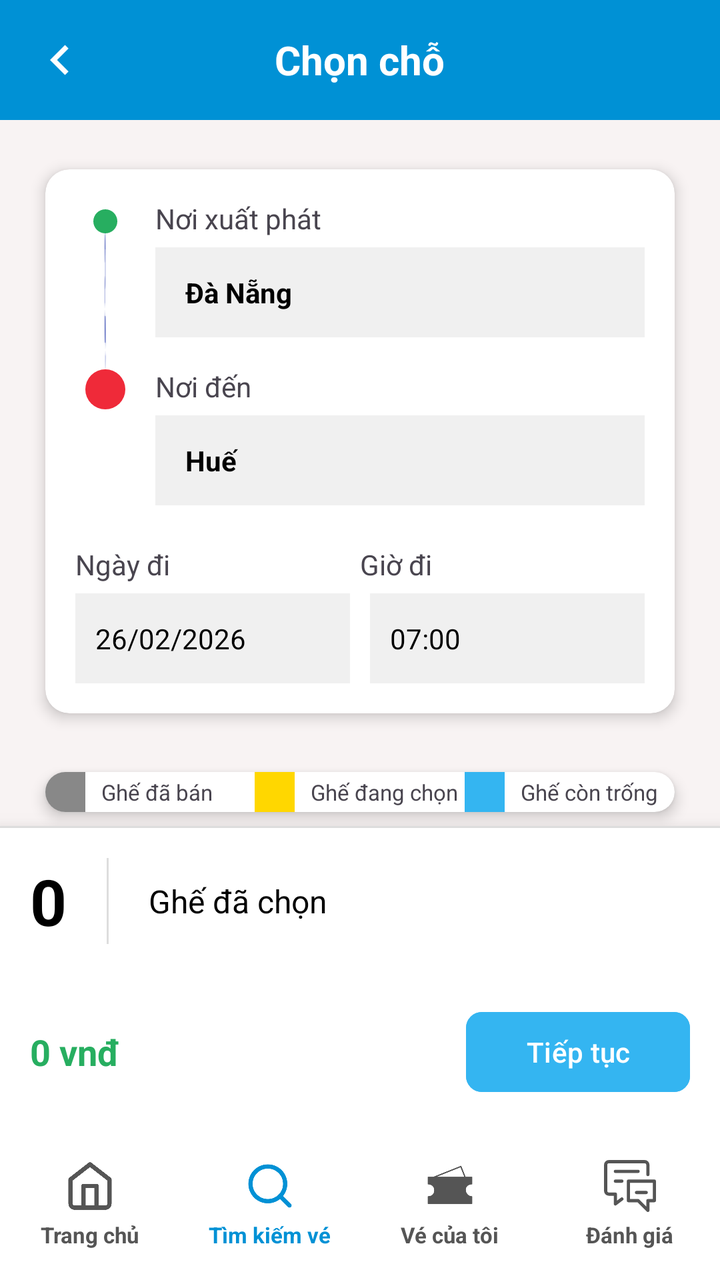
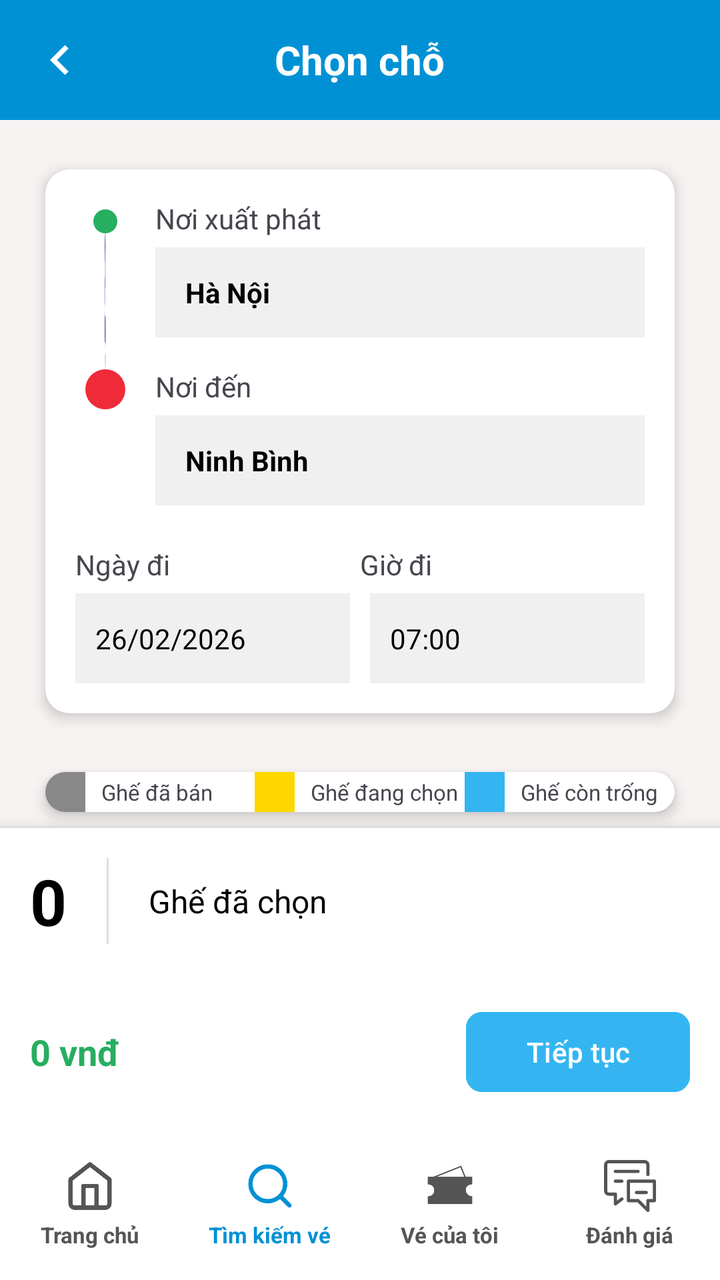

An Android layout rendered at two revisions. The XML below is the earlier revision; the diff shows what the commit changed to produce the second picture.
<!-- AndroidManifest.xml: application theme Theme.VeXeApp -->
<!-- res/layout/activity_dat_ve.xml -->
<?xml version="1.0" encoding="utf-8"?>
<androidx.constraintlayout.widget.ConstraintLayout xmlns:android="http://schemas.android.com/apk/res/android"
    xmlns:app="http://schemas.android.com/apk/res-auto"
    android:layout_width="match_parent"
    android:layout_height="match_parent"
    android:background="#F8F3F3">

    
    <RelativeLayout
        android:id="@+id/header"
        android:layout_width="match_parent"
        android:layout_height="60dp"
        android:background="#0091D5"
        android:paddingHorizontal="15dp"
        app:layout_constraintTop_toTopOf="parent">

        <ImageView
            android:id="@+id/btnBack"
            android:layout_width="30dp"
            android:layout_height="30dp"
            android:layout_centerVertical="true"
            android:src="@drawable/ic_chevron_left"
            app:tint="@color/white" />

        <TextView
            android:layout_width="wrap_content"
            android:layout_height="wrap_content"
            android:layout_centerInParent="true"
            android:text="Chọn chỗ"
            android:textColor="@color/white"
            android:textSize="20sp"
            android:textStyle="bold" />
    </RelativeLayout>

    
    <androidx.core.widget.NestedScrollView
        android:layout_width="match_parent"
        android:layout_height="0dp"
        app:layout_constraintBottom_toTopOf="@+id/selection_footer"
        app:layout_constraintTop_toBottomOf="@+id/header">

        <LinearLayout
            android:layout_width="match_parent"
            android:layout_height="wrap_content"
            android:orientation="vertical"
            android:padding="15dp">

            
            <androidx.cardview.widget.CardView
                android:layout_width="match_parent"
                android:layout_height="wrap_content"
                app:cardCornerRadius="12dp"
                app:cardElevation="4dp"
                app:cardUseCompatPadding="true">

                <LinearLayout
                    android:layout_width="match_parent"
                    android:layout_height="wrap_content"
                    android:orientation="vertical"
                    android:padding="15dp">

                    <RelativeLayout
                        android:layout_width="match_parent"
                        android:layout_height="wrap_content">

                        <View
                            android:layout_width="2dp"
                            android:layout_height="80dp"
                            android:layout_marginStart="14dp"
                            android:layout_marginTop="10dp"
                            android:background="@drawable/ic_route_line" />

                        <ImageView
                            android:id="@+id/dotStart"
                            android:layout_width="12dp"
                            android:layout_height="12dp"
                            android:layout_marginStart="9dp"
                            android:layout_marginTop="5dp"
                            android:src="@drawable/ic_dot_green"
                            app:tint="#27AE60" />

                        <ImageView
                            android:id="@+id/pinEnd"
                            android:layout_width="20dp"
                            android:layout_height="20dp"
                            android:layout_marginStart="5dp"
                            android:layout_marginTop="85dp"
                            android:src="@drawable/ic_dot_red"
                            app:tint="#EF2A39" />

                        <LinearLayout
                            android:layout_width="match_parent"
                            android:layout_height="wrap_content"
                            android:layout_marginStart="40dp"
                            android:orientation="vertical">

                            <TextView
                                android:layout_width="wrap_content"
                                android:layout_height="wrap_content"
                                android:text="Nơi xuất phát"
                                android:textSize="14sp" />

                            <TextView
                                android:id="@+id/tvOriginSelect"
                                android:layout_width="match_parent"
                                android:layout_height="45dp"
                                android:layout_marginTop="5dp"
                                android:background="#F0F0F0"
                                android:gravity="center_vertical"
                                android:paddingStart="15dp"
                                android:text="Đà Nẵng"
                                android:textColor="@color/black"
                                android:textStyle="bold" />

                            <TextView
                                android:layout_width="wrap_content"
                                android:layout_height="wrap_content"
                                android:layout_marginTop="15dp"
                                android:text="Nơi đến"
                                android:textSize="14sp" />

                            <TextView
                                android:id="@+id/tvDestSelect"
                                android:layout_width="match_parent"
                                android:layout_height="45dp"
                                android:layout_marginTop="5dp"
                                android:background="#F0F0F0"
                                android:gravity="center_vertical"
                                android:paddingStart="15dp"
                                android:text="Huế"
                                android:textColor="@color/black"
                                android:textStyle="bold" />
                        </LinearLayout>
                    </RelativeLayout>

                    <LinearLayout
                        android:layout_width="match_parent"
                        android:layout_height="wrap_content"
                        android:layout_marginTop="20dp"
                        android:orientation="horizontal">

                        <LinearLayout
                            android:layout_width="0dp"
                            android:layout_height="wrap_content"
                            android:layout_weight="1"
                            android:orientation="vertical">
                            <TextView
                                android:layout_width="wrap_content"
                                android:layout_height="wrap_content"
                                android:text="Ngày đi"
                                android:textSize="14sp" />
                            <RelativeLayout
                                android:layout_width="match_parent"
                                android:layout_height="45dp"
                                android:layout_marginTop="5dp"
                                android:layout_marginEnd="5dp"
                                android:background="#F0F0F0"
                                android:paddingHorizontal="10dp">
                                <TextView
                                    android:id="@+id/tvDateSelect"
                                    android:layout_width="wrap_content"
                                    android:layout_height="wrap_content"
                                    android:layout_centerVertical="true"
                                    android:text="26/02/2026"
                                    android:textColor="@color/black" />
                            </RelativeLayout>
                        </LinearLayout>

                        <LinearLayout
                            android:layout_width="0dp"
                            android:layout_height="wrap_content"
                            android:layout_weight="1"
                            android:orientation="vertical">
                            <TextView
                                android:layout_width="wrap_content"
                                android:layout_height="wrap_content"
                                android:text="Giờ đi"
                                android:textSize="14sp" />
                            <RelativeLayout
                                android:layout_width="match_parent"
                                android:layout_height="45dp"
                                android:layout_marginTop="5dp"
                                android:layout_marginStart="5dp"
                                android:background="#F0F0F0"
                                android:paddingHorizontal="10dp">
                                <TextView
                                    android:id="@+id/tvTimeSelect"
                                    android:layout_width="wrap_content"
                                    android:layout_height="wrap_content"
                                    android:layout_centerVertical="true"
                                    android:text="07:00"
                                    android:textColor="@color/black" />
                            </RelativeLayout>
                        </LinearLayout>
                    </LinearLayout>
                </LinearLayout>
            </androidx.cardview.widget.CardView>

            
            <androidx.cardview.widget.CardView
                android:layout_width="match_parent"
                android:layout_height="wrap_content"
                android:layout_marginTop="10dp"
                app:cardCornerRadius="12dp"
                app:cardElevation="4dp"
                app:cardUseCompatPadding="true">

                <LinearLayout
                    android:layout_width="match_parent"
                    android:layout_height="wrap_content"
                    android:orientation="horizontal"
                    android:weightSum="3">

                    <LinearLayout
                        android:layout_width="0dp"
                        android:layout_height="wrap_content"
                        android:layout_weight="1"
                        android:gravity="center_vertical"
                        android:orientation="horizontal">
                        <View
                            android:layout_width="20dp"
                            android:layout_height="20dp"
                            android:background="#888888" />
                        <TextView
                            android:layout_width="wrap_content"
                            android:layout_height="wrap_content"
                            android:layout_marginStart="8dp"
                            android:text="Ghế đã bán"
                            android:textSize="11sp" />
                    </LinearLayout>

                    <LinearLayout
                        android:layout_width="0dp"
                        android:layout_height="wrap_content"
                        android:layout_weight="1"
                        android:gravity="center_vertical"
                        android:orientation="horizontal">
                        <View
                            android:layout_width="20dp"
                            android:layout_height="20dp"
                            android:background="#FFD700" />
                        <TextView
                            android:layout_width="wrap_content"
                            android:layout_height="wrap_content"
                            android:layout_marginStart="8dp"
                            android:text="Ghế đang chọn"
                            android:textSize="11sp" />
                    </LinearLayout>

                    <LinearLayout
                        android:layout_width="0dp"
                        android:layout_height="wrap_content"
                        android:layout_weight="1"
                        android:gravity="center_vertical"
                        android:orientation="horizontal">
                        <View
                            android:layout_width="20dp"
                            android:layout_height="20dp"
                            android:background="#34B5F1" />
                        <TextView
                            android:layout_width="wrap_content"
                            android:layout_height="wrap_content"
                            android:layout_marginStart="8dp"
                            android:text="Ghế còn trống"
                            android:textSize="11sp" />
                    </LinearLayout>
                </LinearLayout>
            </androidx.cardview.widget.CardView>

            
            <androidx.cardview.widget.CardView
                android:layout_width="match_parent"
                android:layout_height="wrap_content"
                android:layout_marginTop="10dp"
                app:cardCornerRadius="12dp"
                app:cardElevation="4dp"
                app:cardUseCompatPadding="true">

                <GridLayout
                    android:id="@+id/gridSeats"
                    android:layout_width="wrap_content"
                    android:layout_height="wrap_content"
                    android:layout_gravity="center"
                    android:columnCount="3"
                    android:padding="20dp"
                    android:useDefaultMargins="true" />
            </androidx.cardview.widget.CardView>
        </LinearLayout>
    </androidx.core.widget.NestedScrollView>

    
    <LinearLayout
        android:id="@+id/selection_footer"
        android:layout_width="match_parent"
        android:layout_height="wrap_content"
        android:background="@color/white"
        android:elevation="10dp"
        android:orientation="vertical"
        app:layout_constraintBottom_toTopOf="@+id/bottom_nav">

        <View
            android:layout_width="match_parent"
            android:layout_height="1dp"
            android:background="#DDDDDD" />

        <LinearLayout
            android:layout_width="match_parent"
            android:layout_height="wrap_content"
            android:gravity="center_vertical"
            android:orientation="horizontal"
            android:padding="15dp">

            <TextView
                android:id="@+id/tvSelectedCount"
                android:layout_width="wrap_content"
                android:layout_height="wrap_content"
                android:text="0"
                android:textColor="@color/black"
                android:textSize="32sp"
                android:textStyle="bold" />

            <View
                android:layout_width="1dp"
                android:layout_height="match_parent"
                android:layout_marginHorizontal="20dp"
                android:background="#DDDDDD" />

            <TextView
                android:layout_width="wrap_content"
                android:layout_height="wrap_content"
                android:text="Ghế đã chọn"
                android:textColor="@color/black"
                android:textSize="16sp" />
        </LinearLayout>

        <RelativeLayout
            android:layout_width="match_parent"
            android:layout_height="wrap_content"
            android:padding="15dp">

            <TextView
                android:id="@+id/tvTotalPrice"
                android:layout_width="wrap_content"
                android:layout_height="wrap_content"
                android:layout_centerVertical="true"
                android:text="0 vnđ"
                android:textColor="#27AE60"
                android:textSize="18sp"
                android:textStyle="bold" />

            <Button
                android:id="@+id/btnContinue"
                android:layout_width="wrap_content"
                android:layout_height="wrap_content"
                android:layout_alignParentEnd="true"
                android:backgroundTint="#34B5F1"
                android:paddingHorizontal="30dp"
                android:text="Tiếp tục"
                android:textAllCaps="false"
                android:textColor="@color/white"
                app:cornerRadius="8dp" />
        </RelativeLayout>
    </LinearLayout>

    
    <LinearLayout
        android:id="@+id/bottom_nav"
        android:layout_width="match_parent"
        android:layout_height="75dp"
        android:background="@color/white"
        android:elevation="10dp"
        android:orientation="horizontal"
        app:layout_constraintBottom_toBottomOf="parent">

        <LinearLayout
            android:id="@+id/nav_home"
            android:layout_width="0dp"
            android:layout_height="match_parent"
            android:layout_weight="1"
            android:gravity="center"
            android:orientation="vertical">
            <ImageView
                android:layout_width="26dp"
                android:layout_height="26dp"
                android:src="@drawable/home"
                app:tint="#555555"/>
            <TextView
                android:layout_width="wrap_content"
                android:layout_height="wrap_content"
                android:layout_marginTop="4dp"
                android:text="Trang chủ"
                android:textColor="#555555"
                android:textSize="11sp"
                android:textStyle="bold"/>
        </LinearLayout>

        <LinearLayout
            android:id="@+id/nav_search_btn"
            android:layout_width="0dp"
            android:layout_height="match_parent"
            android:layout_weight="1"
            android:gravity="center"
            android:orientation="vertical">
            <ImageView
                android:layout_width="26dp"
                android:layout_height="26dp"
                android:src="@drawable/search"
                app:tint="#0091D5"/>
            <TextView
                android:layout_width="wrap_content"
                android:layout_height="wrap_content"
                android:layout_marginTop="4dp"
                android:text="Tìm kiếm vé"
                android:textColor="#0091D5"
                android:textSize="11sp"
                android:textStyle="bold"/>
        </LinearLayout>

        <LinearLayout
            android:id="@+id/nav_tickets"
            android:layout_width="0dp"
            android:layout_height="match_parent"
            android:layout_weight="1"
            android:gravity="center"
            android:orientation="vertical">
            <ImageView
                android:layout_width="26dp"
                android:layout_height="26dp"
                android:src="@drawable/ticket"
                app:tint="#555555"/>
            <TextView
                android:layout_width="wrap_content"
                android:layout_height="wrap_content"
                android:layout_marginTop="4dp"
                android:text="Vé của tôi"
                android:textColor="#555555"
                android:textSize="11sp"
                android:textStyle="bold"/>
        </LinearLayout>

        <LinearLayout
            android:id="@+id/nav_feedback"
            android:layout_width="0dp"
            android:layout_height="match_parent"
            android:layout_weight="1"
            android:gravity="center"
            android:orientation="vertical">
            <ImageView
                android:layout_width="26dp"
                android:layout_height="26dp"
                android:src="@drawable/feedback"
                app:tint="#555555"/>
            <TextView
                android:layout_width="wrap_content"
                android:layout_height="wrap_content"
                android:layout_marginTop="4dp"
                android:text="Đánh giá"
                android:textColor="#555555"
                android:textSize="11sp"
                android:textStyle="bold" />
        </LinearLayout>
    </LinearLayout>

</androidx.constraintlayout.widget.ConstraintLayout>
<!-- resources referenced by this layout -->
<resources>
  <color name="black">#FF000000</color>
  <color name="white">#FFFFFFFF</color>
  <!-- drawable home (drawable) -->
  <vector xmlns:android="http://schemas.android.com/apk/res/android"
      android:width="40dp"
      android:height="40dp"
      android:viewportWidth="24"
      android:viewportHeight="24">
    <path
        android:pathData="M3,9l9,-7 9,7v11a2,2 0,0 1,-2 2H5a2,2 0,0 1,-2 -2z"
        android:strokeLineJoin="round"
        android:strokeWidth="2"
        android:fillColor="#00000000"
        android:strokeColor="#000000"
        android:strokeLineCap="round"/>
    <path
        android:pathData="M9,22l0,-10l6,0l0,10"
        android:strokeLineJoin="round"
        android:strokeWidth="2"
        android:fillColor="#00000000"
        android:strokeColor="#000000"
        android:strokeLineCap="round"/>
  </vector>
  <!-- drawable ic_chevron_left (drawable) -->
  <vector xmlns:android="http://schemas.android.com/apk/res/android"
      android:width="24dp"
      android:height="24dp"
      android:viewportWidth="24"
      android:viewportHeight="24">
      <path
          android:fillColor="#FFFFFF"
          android:pathData="M15.41,7.41L14,6l-6,6l6,6l1.41,-1.41L10.83,12z" />
  </vector>
  <!-- drawable ic_dot_green (drawable) -->
  <?xml version="1.0" encoding="utf-8"?>
  <shape xmlns:android="http://schemas.android.com/apk/res/android"
      android:shape="oval">
      <solid android:color="#27AE60" />
      <size android:width="8dp" android:height="8dp" />
  </shape>
  <!-- drawable ic_dot_red (drawable) -->
  <?xml version="1.0" encoding="utf-8"?>
  <shape xmlns:android="http://schemas.android.com/apk/res/android"
      android:shape="oval">
      <solid android:color="#EB5757" />
      <size android:width="8dp" android:height="8dp" />
  </shape>
  <!-- drawable ic_route_line (drawable) -->
  <vector xmlns:android="http://schemas.android.com/apk/res/android"
      android:width="24dp"
      android:height="24dp"
      android:viewportWidth="24"
      android:viewportHeight="24">
      <path
          android:fillColor="#3F51B5"
          android:pathData="M13,4.5c0,-1.38 -1.12,-2.5 -2.5,-2.5S8,3.12 8,4.5c0,1.1 0.89,2 2,2v2c-1.1,0 -2,0.9 -2,2v2c0,1.1 0.9,2 2,2h2c1.1,0 2,0.9 2,2v2c0,1.1 -0.9,2 -2,2v2c1.1,0 2,-0.9 2,-2s-0.9,-2 -2,-2h-2c-1.1,0 -2,-0.9 -2,-2v-2c0,-1.1 0.9,-2 2,-2v-2c1.1,0 2,-0.9 2,-2v-2c0,-1.1 -0.9,-2 -2,-2V6.5c1.11,0 2,-0.89 2,-2z" />
  </vector>
  <!-- drawable search (drawable) -->
  <vector xmlns:android="http://schemas.android.com/apk/res/android"
      android:width="40dp"
      android:height="40dp"
      android:viewportWidth="24"
      android:viewportHeight="24">
    <path
        android:pathData="M11,11m-8,0a8,8 0,1 1,16 0a8,8 0,1 1,-16 0"
        android:strokeLineJoin="round"
        android:strokeWidth="2"
        android:fillColor="#00000000"
        android:strokeColor="#000000"
        android:strokeLineCap="round"/>
    <path
        android:pathData="M21,21L16.65,16.65"
        android:strokeLineJoin="round"
        android:strokeWidth="2"
        android:fillColor="#00000000"
        android:strokeColor="#000000"
        android:strokeLineCap="round"/>
  </vector>
  <style name="Theme.VeXeApp" parent="Base.Theme.VeXeApp" />
  <style name="Base.Theme.VeXeApp" parent="Theme.Material3.DayNight.NoActionBar">
          
      </style>
  <!-- unchanged entries left out for length: 2 -->
</resources>

<!-- the commit's change to res/layout/activity_dat_ve.xml (unified diff, before → after) -->
@@ -108,7 +108,7 @@
                                 android:background="#F0F0F0"
                                 android:gravity="center_vertical"
                                 android:paddingStart="15dp"
-                                android:text="Đà Nẵng"
+                                android:text="Hà Nội"
                                 android:textColor="@color/black"
                                 android:textStyle="bold" />
 
@@ -127,7 +127,7 @@
                                 android:background="#F0F0F0"
                                 android:gravity="center_vertical"
                                 android:paddingStart="15dp"
-                                android:text="Huế"
+                                android:text="Ninh Bình"
                                 android:textColor="@color/black"
                                 android:textStyle="bold" />
                         </LinearLayout>
